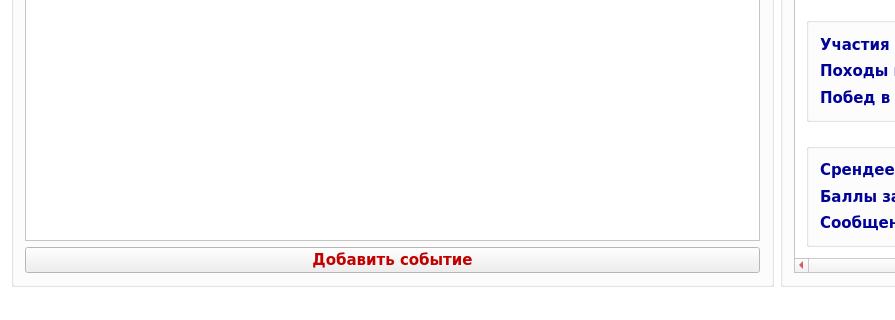
Old version of the form mainwindow.ui in the repository GRUB666/RatingManager; both pictures show x 0 to 895 and y 439 to 759 of the 1228 by 759 pixel window.
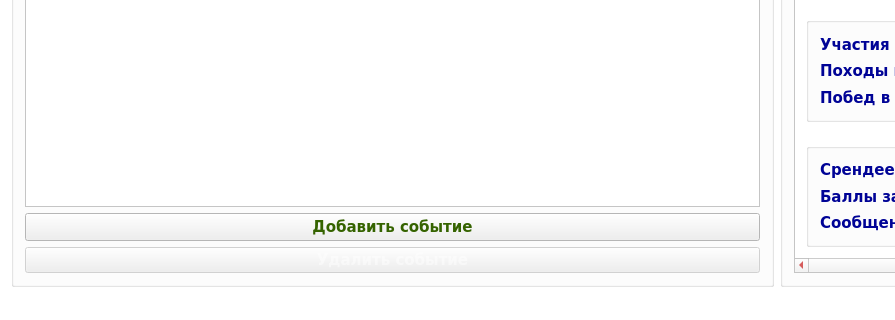
New version of the form.

What changed in the file:
```diff
--- a/mainwindow.ui
+++ b/mainwindow.ui
@@ -696,6 +696,12 @@
          </item>
          <item>
           <widget class="QPushButton" name="addEventButton">
+           <property name="minimumSize">
+            <size>
+             <width>0</width>
+             <height>28</height>
+            </size>
+           </property>
            <property name="palette">
             <palette>
              <active>
@@ -720,8 +726,8 @@
               <colorrole role="ButtonText">
                <brush brushstyle="SolidPattern">
                 <color alpha="255">
-                 <red>193</red>
-                 <green>0</green>
+                 <red>53</red>
+                 <green>99</green>
                  <blue>0</blue>
                 </color>
                </brush>
@@ -749,8 +755,8 @@
               <colorrole role="ButtonText">
                <brush brushstyle="SolidPattern">
                 <color alpha="255">
-                 <red>193</red>
-                 <green>0</green>
+                 <red>53</red>
+                 <green>99</green>
                  <blue>0</blue>
                 </color>
                </brush>
@@ -799,6 +805,58 @@
            </property>
           </widget>
          </item>
+         <item>
+          <widget class="QPushButton" name="pushButton">
+           <property name="enabled">
+            <bool>false</bool>
+           </property>
+           <property name="palette">
+            <palette>
+             <active>
+              <colorrole role="ButtonText">
+               <brush brushstyle="SolidPattern">
+                <color alpha="255">
+                 <red>193</red>
+                 <green>0</green>
+                 <blue>0</blue>
+                </color>
+               </brush>
+              </colorrole>
+             </active>
+             <inactive>
+              <colorrole role="ButtonText">
+               <brush brushstyle="SolidPattern">
+                <color alpha="255">
+                 <red>193</red>
+                 <green>0</green>
+                 <blue>0</blue>
+                </color>
+               </brush>
+              </colorrole>
+             </inactive>
+             <disabled>
+              <colorrole role="ButtonText">
+               <brush brushstyle="SolidPattern">
+                <color alpha="127">
+                 <red>255</red>
+                 <green>255</green>
+                 <blue>255</blue>
+                </color>
+               </brush>
+              </colorrole>
+             </disabled>
+            </palette>
+           </property>
+           <property name="font">
+            <font>
+             <pointsize>11</pointsize>
+            </font>
+           </property>
+           <property name="text">
+            <string>Удалить событие</string>
+           </property>
+          </widget>
+         </item>
         </layout>
        </widget>
       </item>
```
